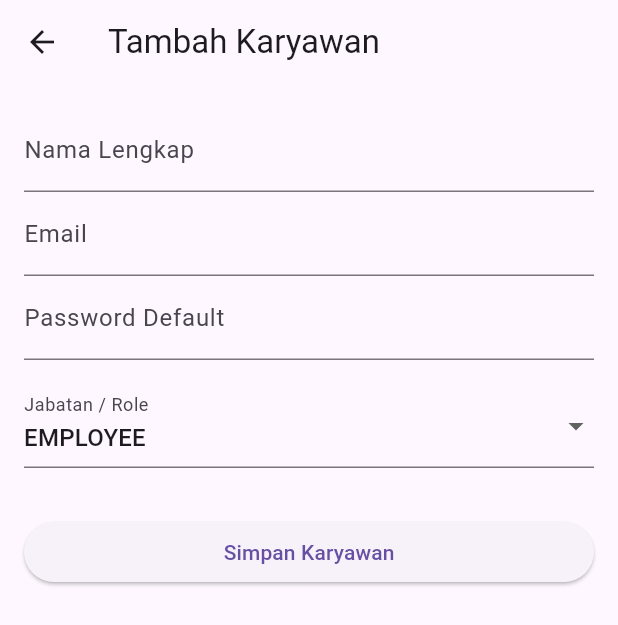
After one commit to fadli87/Absensi-DAPP, a Flutter app: the AdminDashboard screen opened directly, after a tap on the "add" icon, on a phone screen of 412 x 824 dp. The commit adds this screen. Shown: the top 625 px of the screen. Run offline on Flutter 3.47's test engine with Material 3 defaults, Android fonts, the phone set to English and light mode, and no system bars; our stand-ins replace geolocator, image_picker, shared_preferences; accounts and stored records are empty; network calls fail.

Commit message:
feat(mobile): add admin dashboard, add employee, and edit employee screens

```diff
--- /dev/null
+++ b/mobile/lib/screens/add_employee_screen.dart
@@ -0,0 +1,94 @@
+import 'package:flutter/material.dart';
+import '../services/api_service.dart';
+
+class AddEmployeeScreen extends StatefulWidget {
+  @override
+  _AddEmployeeScreenState createState() => _AddEmployeeScreenState();
+}
+
+class _AddEmployeeScreenState extends State<AddEmployeeScreen> {
+  final _formKey = GlobalKey<FormState>();
+  String name = '';
+  String email = '';
+  String password = '';
+  String role = 'EMPLOYEE';
+  bool isLoading = false;
+
+  void _submitForm() async {
+    if (_formKey.currentState!.validate()) {
+      _formKey.currentState!.save();
+      setState(() => isLoading = true);
+
+      try {
+        bool success = await ApiService.createUser(name, email, password, role);
+        if (success) {
+          ScaffoldMessenger.of(context).showSnackBar(
+              SnackBar(content: Text('Karyawan berhasil ditambahkan!')));
+          Navigator.pop(context, true); // Kembali & beritahu sukses
+        } else {
+          ScaffoldMessenger.of(context).showSnackBar(
+              SnackBar(content: Text('Gagal menambahkan karyawan.')));
+        }
+      } catch (e) {
+        ScaffoldMessenger.of(context).showSnackBar(
+            SnackBar(content: Text('Terjadi kesalahan.')));
+      } finally {
+        setState(() => isLoading = false);
+      }
+    }
+  }
+
+  @override
+  Widget build(BuildContext context) {
+    return Scaffold(
+      appBar: AppBar(title: Text('Tambah Karyawan')),
+      body: Padding(
+        padding: EdgeInsets.all(16.0),
+        child: Form(
+          key: _formKey,
+          child: ListView(
+            children: [
+              TextFormField(
+                decoration: InputDecoration(labelText: 'Nama Lengkap'),
+                validator: (val) => val!.isEmpty ? 'Nama wajib diisi' : null,
+                onSaved: (val) => name = val!,
+              ),
+              TextFormField(
+                decoration: InputDecoration(labelText: 'Email'),
+                keyboardType: TextInputType.emailAddress,
+                validator: (val) => !val!.contains('@') ? 'Email tidak valid' : null,
+                onSaved: (val) => email = val!,
+              ),
+              TextFormField(
+                decoration: InputDecoration(labelText: 'Password Default'),
+                obscureText: true,
+                validator: (val) => val!.length < 6 ? 'Minimal 6 karakter' : null,
+                onSaved: (val) => password = val!,
+              ),
+              SizedBox(height: 16),
+              DropdownButtonFormField<String>(
+                value: role,
+                decoration: InputDecoration(labelText: 'Jabatan / Role'),
+                items: ['EMPLOYEE', 'HR', 'ADMIN']
+                    .map((r) => DropdownMenuItem(value: r, child: Text(r)))
+                    .toList(),
+                onChanged: (val) {
+                  setState(() {
+                    role = val!;
+                  });
+                },
+              ),
+              SizedBox(height: 32),
+              ElevatedButton(
+                onPressed: isLoading ? null : _submitForm,
+                child: isLoading
+                    ? CircularProgressIndicator(color: Colors.white)
+                    : Text('Simpan Karyawan'),
+              )
+            ],
+          ),
+        ),
+      ),
+    );
+  }
+}
--- /dev/null
+++ b/mobile/lib/screens/admin_dashboard.dart
@@ -0,0 +1,98 @@
+import 'package:flutter/material.dart';
+import '../services/api_service.dart';
+import 'add_employee_screen.dart';
+import 'edit_employee_screen.dart'; // <-- Diimpor agar bisa membuka form edit
+
+class AdminDashboard extends StatefulWidget {
+  @override
+  _AdminDashboardState createState() => _AdminDashboardState();
+}
+
+class _AdminDashboardState extends State<AdminDashboard> {
+  late Future<List<dynamic>> _usersFuture;
+
+  @override
+  void initState() {
+    super.initState();
+    _fetchUsers();
+  }
+
+  void _fetchUsers() {
+    setState(() {
+      _usersFuture = ApiService.getUsers();
+    });
+  }
+
+  @override
+  Widget build(BuildContext context) {
+    return Scaffold(
+      appBar: AppBar(
+        title: Text('Admin Dashboard'),
+        backgroundColor: Colors.blueAccent,
+      ),
+      body: FutureBuilder<List<dynamic>>(
+        future: _usersFuture,
+        builder: (context, snapshot) {
+          if (snapshot.connectionState == ConnectionState.waiting) {
+            return Center(child: CircularProgressIndicator());
+          } else if (snapshot.hasError) {
+            return Center(child: Text('Error: ${snapshot.error}'));
+          } else if (!snapshot.hasData || snapshot.data!.isEmpty) {
+            return Center(child: Text('Belum ada data pegawai.'));
+          }
+
+          final users = snapshot.data!;
+          return ListView.builder(
+            itemCount: users.length,
+            itemBuilder: (context, index) {
+              final user = users[index];
+              return Card(
+                margin: EdgeInsets.symmetric(horizontal: 10, vertical: 5),
+                child: ListTile(
+                  leading: CircleAvatar(
+                    child: Text(user['name'][0].toUpperCase()),
+                  ),
+                  title: Text(user['name']),
+                  subtitle: Text(user['email']),
+                  trailing: Chip(
+                    label: Text(user['role']),
+                    backgroundColor: user['role'] == 'ADMIN'
+                        ? Colors.red[100]
+                        : Colors.green[100],
+                  ),
+                  // Saat item diklik, arahkan ke form Edit Karyawan
+                  onTap: () async {
+                    final result = await Navigator.push(
+                      context,
+                      MaterialPageRoute(
+                        builder: (context) => EditEmployeeScreen(user: user),
+                      ),
+                    );
+                    // Jika berhasil di-update, muat ulang daftar user
+                    if (result == true) {
+                      _fetchUsers();
+                    }
+                  },
+                ),
+              );
+            },
+          );
+        },
+      ),
+      floatingActionButton: FloatingActionButton(
+        onPressed: () async {
+          // Pindah ke halaman tambah dan refresh daftar jika berhasil
+          final result = await Navigator.push(
+            context,
+            MaterialPageRoute(builder: (context) => AddEmployeeScreen()),
+          );
+          if (result == true) {
+            _fetchUsers();
+          }
+        },
+        child: Icon(Icons.add),
+        backgroundColor: Colors.blueAccent,
+      ),
+    );
+  }
+}
--- /dev/null
+++ b/mobile/lib/screens/edit_employee_screen.dart
@@ -0,0 +1,120 @@
+import 'package:flutter/material.dart';
+import '../services/api_service.dart';
+
+class EditEmployeeScreen extends StatefulWidget {
+  final Map<String, dynamic> user; // Menerima data user yang mau diedit
+
+  const EditEmployeeScreen({Key? key, required this.user}) : super(key: key);
+
+  @override
+  _EditEmployeeScreenState createState() => _EditEmployeeScreenState();
+}
+
+class _EditEmployeeScreenState extends State<EditEmployeeScreen> {
+  final _formKey = GlobalKey<FormState>();
+  late String name;
+  late String email;
+  String password = ''; // Kosongkan default-nya agar tidak wajib ganti password
+  late String role;
+  bool isLoading = false;
+
+  @override
+  void initState() {
+    super.initState();
+    name = widget.user['name'] ?? '';
+    email = widget.user['email'] ?? '';
+    role = widget.user['role'] ?? 'EMPLOYEE';
+  }
+
+  void _submitForm() async {
+    if (_formKey.currentState!.validate()) {
+      _formKey.currentState!.save();
+      setState(() => isLoading = true);
+
+      try {
+        bool success = await ApiService.updateUser(
+          widget.user['id'],
+          name,
+          email,
+          password,
+          role,
+        );
+
+        if (success) {
+          ScaffoldMessenger.of(context).showSnackBar(
+            SnackBar(content: Text('Karyawan berhasil diperbarui!')),
+          );
+          Navigator.pop(context, true); // Kembali & beritahu sukses untuk refresh list
+        } else {
+          ScaffoldMessenger.of(context).showSnackBar(
+            SnackBar(content: Text('Gagal memperbarui karyawan.')),
+          );
+        }
+      } catch (e) {
+        ScaffoldMessenger.of(context).showSnackBar(
+          SnackBar(content: Text('Terjadi kesalahan koneksi.')),
+        );
+      } finally {
+        setState(() => isLoading = false);
+      }
+    }
+  }
+
+  @override
+  Widget build(BuildContext context) {
+    return Scaffold(
+      appBar: AppBar(title: Text('Edit Karyawan')),
+      body: Padding(
+        padding: EdgeInsets.all(16.0),
+        child: Form(
+          key: _formKey,
+          child: ListView(
+            children: [
+              TextFormField(
+                initialValue: name,
+                decoration: InputDecoration(labelText: 'Nama Lengkap'),
+                validator: (val) => val!.isEmpty ? 'Nama wajib diisi' : null,
+                onSaved: (val) => name = val!,
+              ),
+              TextFormField(
+                initialValue: email,
+                decoration: InputDecoration(labelText: 'Email'),
+                keyboardType: TextInputType.emailAddress,
+                validator: (val) => !val!.contains('@') ? 'Email tidak valid' : null,
+                onSaved: (val) => email = val!,
+              ),
+              TextFormField(
+                decoration: InputDecoration(
+                  labelText: 'Password Baru (Opsional)',
+                  helperText: 'Kosongkan jika tidak ingin mengubah password',
+                ),
+                obscureText: true,
+                onChanged: (val) => password = val,
+              ),
+              SizedBox(height: 16),
+              DropdownButtonFormField<String>(
+                value: role,
+                decoration: InputDecoration(labelText: 'Jabatan / Role'),
+                items: ['EMPLOYEE', 'HR', 'ADMIN']
+                    .map((r) => DropdownMenuItem(value: r, child: Text(r)))
+                    .toList(),
+                onChanged: (val) {
+                  setState(() {
+                    role = val!;
+                  });
+                },
+              ),
+              SizedBox(height: 32),
+              ElevatedButton(
+                onPressed: isLoading ? null : _submitForm,
+                child: isLoading
+                    ? CircularProgressIndicator(color: Colors.white)
+                    : Text('Simpan Perubahan'),
+              )
+            ],
+          ),
+        ),
+      ),
+    );
+  }
+}
--- a/mobile/lib/services/api_service.dart
+++ b/mobile/lib/services/api_service.dart
@@ -1,40 +1,125 @@
-// lib/services/api_service.dart
 import 'dart:convert';
 import 'package:http/http.dart' as http;
 import 'package:shared_preferences/shared_preferences.dart';
-import '../utils/constants.dart';
 
 class ApiService {
-  // Fungsi Login
+  // Ganti dengan IP address laptop Anda yang terhubung ke jaringan yang sama
+  static const String baseUrl = 'http://192.168.8.110:5005';
+
+
+  // ==========================================
+  // FUNGSI AUTHENTICATION (LOGIN)
+  // ==========================================
   Future<bool> login(String email, String password) async {
-    final url = Uri.parse('${Constants.baseUrl}/auth/login');
-
     try {
       final response = await http.post(
-        url,
+        Uri.parse('$baseUrl/api/auth/login'),
         headers: {'Content-Type': 'application/json'},
-        body: jsonEncode({'email': email, 'password': password}),
+        body: jsonEncode({
+          'email': email,
+          'password': password,
+        }),
       );
 
       if (response.statusCode == 200) {
-        final data = jsonDecode(response.body);
-        final token = data['token'];
-
-        // Simpan token JWT ke memori HP
-        final prefs = await SharedPreferences.getInstance();
-        await prefs.setString('jwt_token', token);
+        final responseData = jsonDecode(response.body);
+        SharedPreferences prefs = await SharedPreferences.getInstance();
+        await prefs.setString('token', responseData['token']);
+        await prefs.setString('role', responseData['data']['role']);
         return true;
+      } else {
+        print('Gagal login. Status code: ${response.statusCode}');
+        return false;
       }
-      return false;
     } catch (e) {
-      print('Error Login: $e');
+      print('Error pada request login: $e');
       return false;
     }
   }
 
-  // Fungsi Logout
+  // ==========================================
+  // FUNGSI UNTUK MENGAMBIL DAFTAR USER
+  // ==========================================
+  static Future<List<dynamic>> getUsers() async {
+    SharedPreferences prefs = await SharedPreferences.getInstance();
+    String? token = prefs.getString('token');
+
+    final response = await http.get(
+      Uri.parse('$baseUrl/api/users'),
+      headers: {
+        'Content-Type': 'application/json',
+        'Authorization': 'Bearer $token',
+      },
+    );
+
+    if (response.statusCode == 200) {
+      final data = jsonDecode(response.body);
+      return data['data'];
+    } else {
+      throw Exception('Gagal memuat data user');
+    }
+  }
+
+  // ==========================================
+  // FUNGSI UNTUK MENAMBAH USER BARU
+  // ==========================================
+  static Future<bool> createUser(String name, String email, String password, String role) async {
+    SharedPreferences prefs = await SharedPreferences.getInstance();
+    String? token = prefs.getString('token');
+
+    final response = await http.post(
+      Uri.parse('$baseUrl/api/users/create'),
+      headers: {
+        'Content-Type': 'application/json',
+        'Authorization': 'Bearer $token',
+      },
+      body: jsonEncode({
+        'name': name,
+        'email': email,
+        'password': password,
+        'role': role,
+      }),
+    );
+
+    return response.statusCode == 201;
+  }
+
+  // ==========================================
+  // FUNGSI UNTUK UPDATE USER (YANG KURANG)
+  // ==========================================
+  static Future<bool> updateUser(String id, String name, String email, String password, String role) async {
+    SharedPreferences prefs = await SharedPreferences.getInstance();
+    String? token = prefs.getString('token');
+
+    final Map<String, dynamic> bodyData = {
+      'name': name,
+      'email': email,
+      'role': role,
+    };
+
+    // Kirim password hanya jika diisi (tidak kosong)
+    if (password.isNotEmpty) {
+      bodyData['password'] = password;
+    }
+
+    final response = await http.put(
+      Uri.parse('$baseUrl/api/users/$id'),
+      headers: {
+        'Content-Type': 'application/json',
+        'Authorization': 'Bearer $token',
+      },
+      body: jsonEncode(bodyData),
+    );
+
+    return response.statusCode == 200;
+  }
+
+  // ==========================================
+  // FUNGSI LOGOUT
+  // ==========================================
   Future<void> logout() async {
-    final prefs = await SharedPreferences.getInstance();
-    await prefs.remove('jwt_token');
+    SharedPreferences prefs = await SharedPreferences.getInstance();
+    await prefs.remove('token');
+    await prefs.remove('role');
   }
 }
```
Also changed, not shown: mobile/lib/screens/login_screen.dart (+23 -6 lines).
